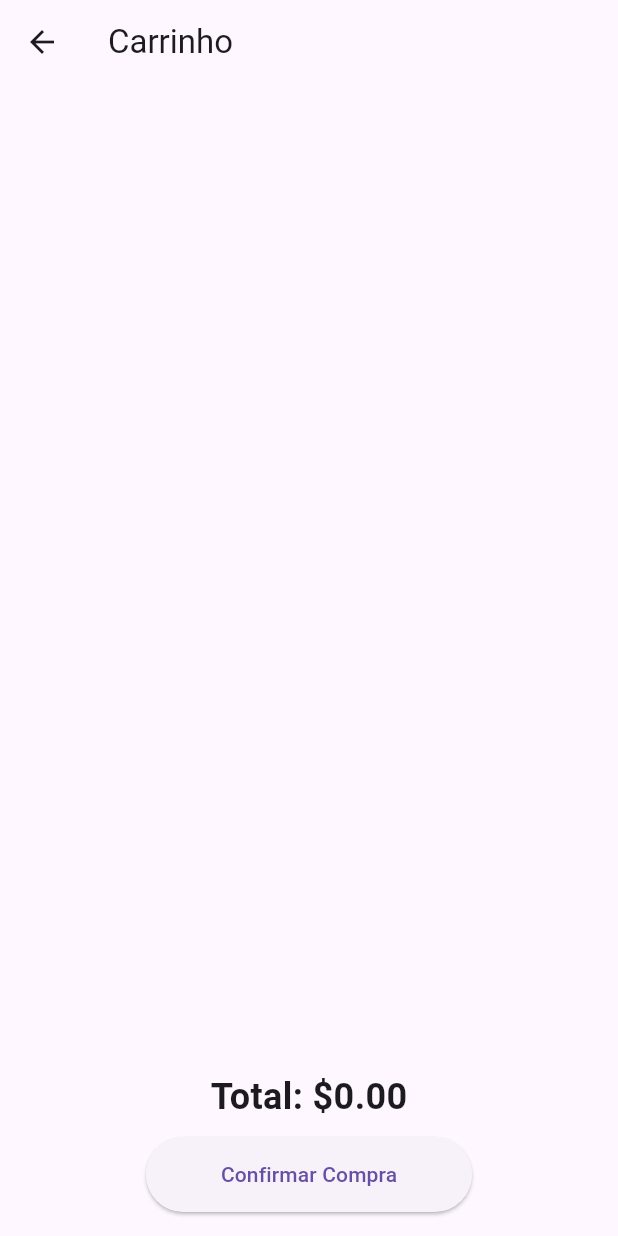
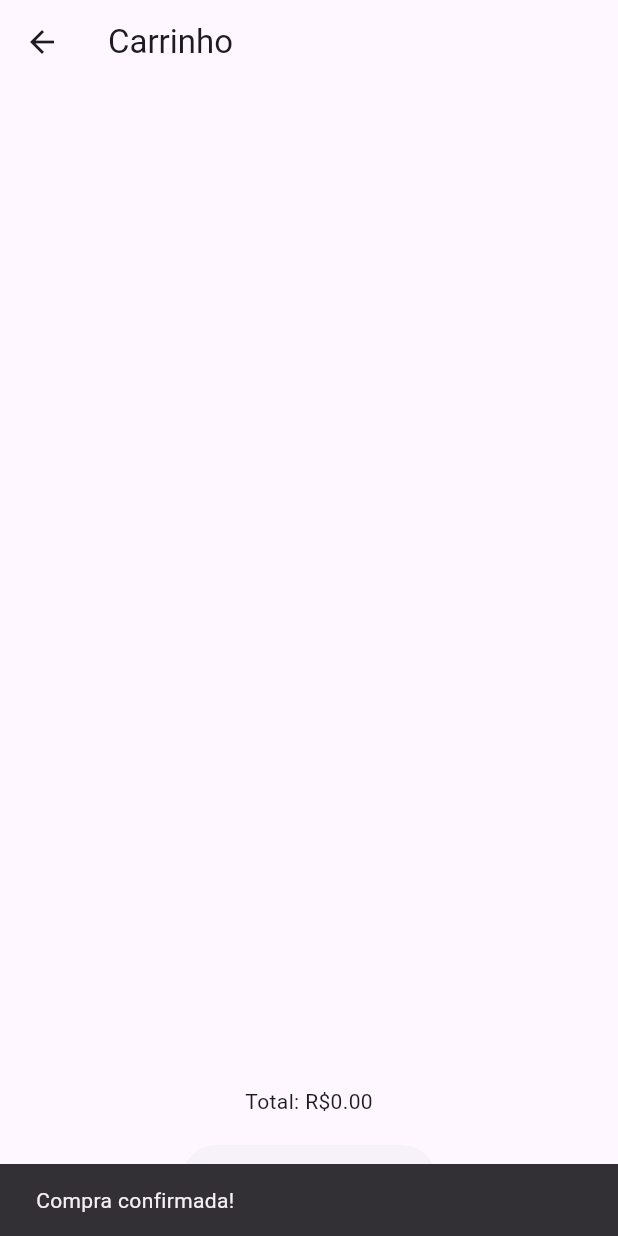
Before and after one commit to dbonfleur/state_mananger_bloc, a Flutter app: the CartScreen screen opened directly with empty values, after a tap on "Confirmar Compra", on a phone screen of 412 x 824 dp. Run offline on Flutter 3.47's test engine with Material 3 defaults, Android fonts, the phone set to English and light mode, and no system bars; our stand-ins replace bloc, equatable; statements that could not run were skipped.

Commit message:
Order history, improvements
Realizado parte do histórico dos produtos, alem de melhorias de escrita e outros bugs resolvidos

```diff
--- a/lib/blocs/cart/cart_bloc.dart
+++ b/lib/blocs/cart/cart_bloc.dart
@@ -1,19 +1,27 @@
+import 'dart:async';
+
 import 'package:bloc/bloc.dart';
 import 'package:flutter/foundation.dart';
 
+import '../../models/order_model.dart';
 import '../../repositories/cart_repository.dart';
+import '../order/order_bloc.dart';
+import '../order/order_event.dart';
 import 'cart_event.dart';
 import 'cart_state.dart';
 
 class CartBloc extends Bloc<CartEvent, CartState> {
   final CartRepository cartRepository;
+  final OrderBloc orderBloc;
+
   ValueNotifier<int> itemCountNotifier = ValueNotifier<int>(0);
 
-  CartBloc(this.cartRepository) : super(CartInitial()) {
+  CartBloc(this.cartRepository, this.orderBloc) : super(CartInitial()) {
     on<AddItemToCart>(_onAddItemToCart);
     on<RemoveItemFromCart>(_onRemoveItemFromCart);
     on<UpdateItemQuantity>(_onUpdateItemQuantity);
     on<LoadCart>(_onLoadCart);
+    on<ConfirmPurchase>(_onConfirmPurchase);
     cartRepository.cartNotifier.addListener(() {
       add(LoadCart());
     });
@@ -46,9 +54,23 @@ class CartBloc extends Bloc<CartEvent, CartState> {
     itemCountNotifier.value = itemCount;
   }
 
+  void _onConfirmPurchase(event, emit) {
+    final order = Order(
+        id: DateTime.now().toString(),
+        items: List.from(cartRepository.cart.items),
+        total: cartRepository.cart.total,
+        date: DateTime.now(),
+      );
+      orderBloc.add(AddOrder(order));
+      cartRepository.clearCart();
+      emit(CartUpdated(cartRepository.cart));
+  }
+
   @override
   Future<void> close() {
     itemCountNotifier.dispose();
     return super.close();
   }
+
+
 }
--- a/lib/blocs/cart/cart_event.dart
+++ b/lib/blocs/cart/cart_event.dart
@@ -38,3 +38,5 @@ class UpdateItemQuantity extends CartEvent {
 }
 
 class LoadCart extends CartEvent {}
+
+class ConfirmPurchase extends CartEvent {}
--- /dev/null
+++ b/lib/blocs/order/order_bloc.dart
@@ -0,0 +1,19 @@
+import 'package:bloc/bloc.dart';
+import 'order_event.dart';
+import 'order_state.dart';
+import '../../repositories/order_repository.dart';
+
+class OrderBloc extends Bloc<OrderEvent, OrderState> {
+  final OrderRepository orderRepository;
+
+  OrderBloc(this.orderRepository) : super(OrderLoading()) {
+    on<LoadOrders>((event, emit) {
+      emit(OrderLoaded(orderRepository.orders));
+    });
+
+    on<AddOrder>((event, emit) {
+      orderRepository.addOrder(event.order);
+      emit(OrderLoaded(orderRepository.orders));
+    });
+  }
+}
--- /dev/null
+++ b/lib/blocs/order/order_event.dart
@@ -0,0 +1,20 @@
+import 'package:equatable/equatable.dart';
+import '../../models/order_model.dart';
+
+abstract class OrderEvent extends Equatable {
+  const OrderEvent();
+
+  @override
+  List<Object> get props => [];
+}
+
+class LoadOrders extends OrderEvent {}
+
+class AddOrder extends OrderEvent {
+  final Order order;
+
+  const AddOrder(this.order);
+
+  @override
+  List<Object> get props => [order];
+}
--- a/lib/repositories/cart_repository.dart
+++ b/lib/repositories/cart_repository.dart
@@ -30,6 +30,11 @@ class CartRepository {
     _updateCart();
   }
 
+  void clearCart() {
+    _cart.items.clear();
+    _updateCart();
+  }
+
   void _updateCart() {
     _cart.calculateTotal();
     cartNotifier.value = Cart(items: List.from(_cart.items), total: _cart.total);
--- a/lib/repositories/order_repository.dart
+++ b/lib/repositories/order_repository.dart
@@ -1,18 +1,16 @@
-import '../models/cart_model.dart';
+import 'package:flutter/material.dart';
 import '../models/order_model.dart';
 
 class OrderRepository {
   final List<Order> _orders = [];
+  final ValueNotifier<List<Order>> _orderNotifier = ValueNotifier([]);
 
   List<Order> get orders => _orders;
 
-  void placeOrder(Cart cart) {
-    final newOrder = Order(
-      id: DateTime.now().toString(),
-      date: DateTime.now(),
-      total: cart.total,
-      items: cart.items,
-    );
-    _orders.add(newOrder);
+  void addOrder(Order order) {
+    _orders.add(order);
+    _orderNotifier.value = List.from(_orders);
   }
+
+  ValueNotifier<List<Order>> get orderNotifier => _orderNotifier;
 }
--- a/lib/screens/cart_screen.dart
+++ b/lib/screens/cart_screen.dart
@@ -5,22 +5,15 @@ import '../models/cart_model.dart';
 import '../repositories/cart_repository.dart';
 import '../widgets/cart_item.dart';
 
-class CartScreen extends StatefulWidget {
+class CartScreen extends StatelessWidget {
   final CartBloc cartBloc;
   final CartRepository cartRepository;
 
-  const CartScreen({super.key, required this.cartBloc, required this.cartRepository});
-
-  @override
-  _CartScreenState createState() => _CartScreenState();
-}
-
-class _CartScreenState extends State<CartScreen> {
-  @override
-  void initState() {
-    super.initState();
-    widget.cartBloc.add(LoadCart());
-  }
+  const CartScreen({
+    super.key,
+    required this.cartBloc,
+    required this.cartRepository,
+  });
 
   @override
   Widget build(BuildContext context) {
@@ -29,18 +22,16 @@ class _CartScreenState extends State<CartScreen> {
         title: const Text('Carrinho'),
       ),
       body: ValueListenableBuilder<Cart>(
-        valueListenable: widget.cartRepository.cartNotifier,
-        builder: (context, cart, _) {
+        valueListenable: cartRepository.cartNotifier,
+        builder: (context, cart, child) {
           return Column(
             children: [
               Expanded(
                 child: ListView.builder(
                   itemCount: cart.items.length,
                   itemBuilder: (context, index) {
-                    return CartItemWidget(
-                      cartItem: cart.items[index],
-                      cartBloc: widget.cartBloc,
-                    );
+                    final cartItem = cart.items[index];
+                    return CartItemWidget(cartItem: cartItem, cartBloc: cartBloc);
                   },
                 ),
               ),
@@ -48,24 +39,15 @@ class _CartScreenState extends State<CartScreen> {
                 padding: const EdgeInsets.all(16.0),
                 child: Column(
                   children: [
-                    Text(
-                      'Total: \$${cart.total.toStringAsFixed(2)}',
-                      style: const TextStyle(
-                        fontSize: 24,
-                        fontWeight: FontWeight.bold,
-                      ),
-                    ),
-                    const SizedBox(height: 10),
+                    Text('Total: R\$${cart.total.toStringAsFixed(2)}'),
+                    const SizedBox(height: 16),
                     ElevatedButton(
                       onPressed: () {
-                        // Implement checkout functionality
+                        cartBloc.add(ConfirmPurchase());
+                        ScaffoldMessenger.of(context).showSnackBar(
+                          const SnackBar(content: Text('Compra confirmada!')),
+                        );
                       },
-                      style: ElevatedButton.styleFrom(
-                        padding: const EdgeInsets.symmetric(
-                          horizontal: 50,
-                          vertical: 15,
-                        ),
-                      ),
                       child: const Text('Confirmar Compra'),
                     ),
                   ],
--- a/lib/widgets/cart_item.dart
+++ b/lib/widgets/cart_item.dart
@@ -60,7 +60,7 @@ class CartItemWidget extends StatelessWidget {
                       ),
                     ],
                   ),
-                  Text('Subtotal: \$${(cartItem.quantity * cartItem.product.price).toStringAsFixed(2)}'),
+                  Text('Subtotal: R\$${(cartItem.quantity * cartItem.product.price).toStringAsFixed(2)}'),
                 ],
               ),
             ),
--- a/lib/widgets/order_item.dart
+++ b/lib/widgets/order_item.dart
@@ -13,7 +13,7 @@ class OrderItemWidget extends StatelessWidget {
       child: ListTile(
         title: Text('Order ID: ${order.id}'),
         subtitle: Text('Date: ${order.date.toString()}'),
-        trailing: Text('Total: \$${order.total.toString()}'),
+        trailing: Text('Total: R\$${order.total.toString()}'),
       ),
     );
   }
--- a/lib/widgets/product_item.dart
+++ b/lib/widgets/product_item.dart
@@ -41,7 +41,7 @@ class ProductItem extends StatelessWidget {
             const SizedBox(width: 10),
             Column(
               children: [
-                Text('\$${product.price.toString()}', style: const TextStyle(fontSize: 16)),
+                Text('R\$${product.price.toString()}', style: const TextStyle(fontSize: 16)),
                 Row(
                   children: [
                     StreamBuilder(
--- a/lib/widgets/wishlist_item.dart
+++ b/lib/widgets/wishlist_item.dart
@@ -19,7 +19,7 @@ class WishlistItem extends StatelessWidget {
       child: ListTile(
         leading: Image.network(product.imageUrl, width: 50, height: 50, fit: BoxFit.cover),
         title: Text(product.name),
-        subtitle: Text('\$${product.price.toString()}'),
+        subtitle: Text('R\$${product.price.toString()}'),
         trailing: IconButton(
           icon: const Icon(Icons.remove_circle, color: Colors.red),
           onPressed: () {
--- a/pubspec.yaml
+++ b/pubspec.yaml
@@ -37,6 +37,7 @@ dependencies:
   cupertino_icons: ^1.0.6
   bloc: ^8.1.4
   equatable: ^2.0.5
+  intl: ^0.19.0
 
 dev_dependencies:
   flutter_test:
```
Also changed, not shown: lib/blocs/order/order_state.dart (added, +29 -0 lines), lib/blocs/order_history/order_history_bloc.dart (deleted, +0 -23 lines), lib/blocs/order_history/order_history_event.dart (deleted, +0 -10 lines), lib/blocs/order_history/order_history_state.dart (deleted, +0 -31 lines), lib/models/order_model.dart (+4 -4 lines), lib/screens/order_history_screen.dart (deleted, +0 -63 lines), lib/screens/order_screen.dart (added, +91 -0 lines), lib/screens/product_list_screen.dart (+20 -1 lines), pubspec.lock.
